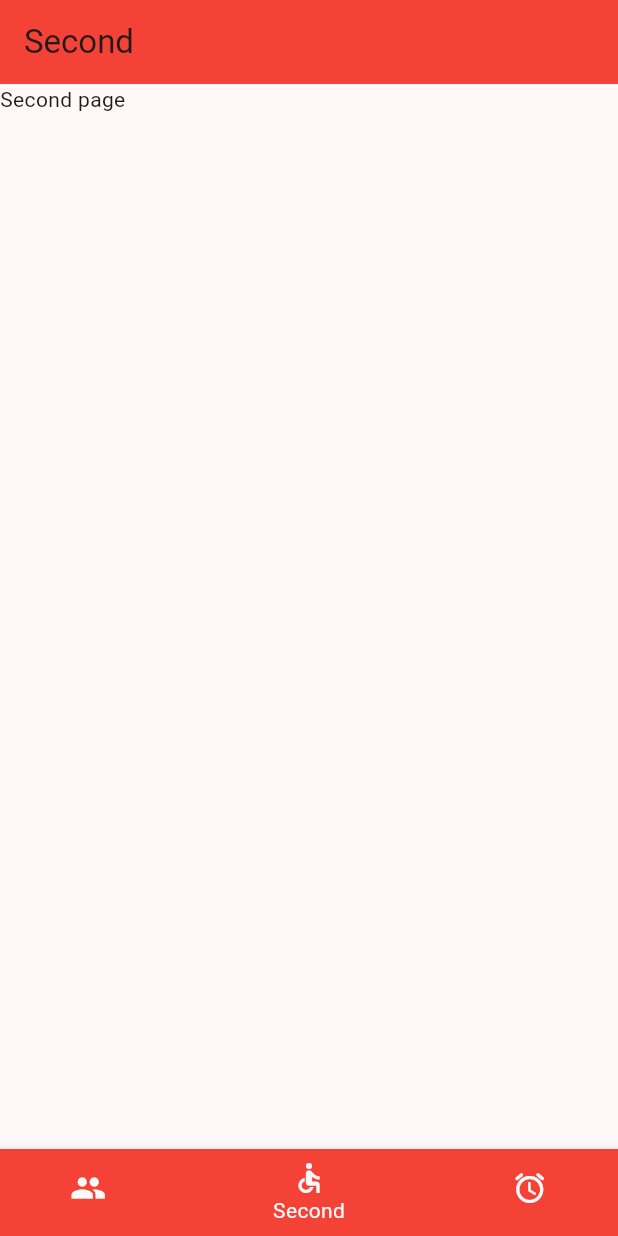
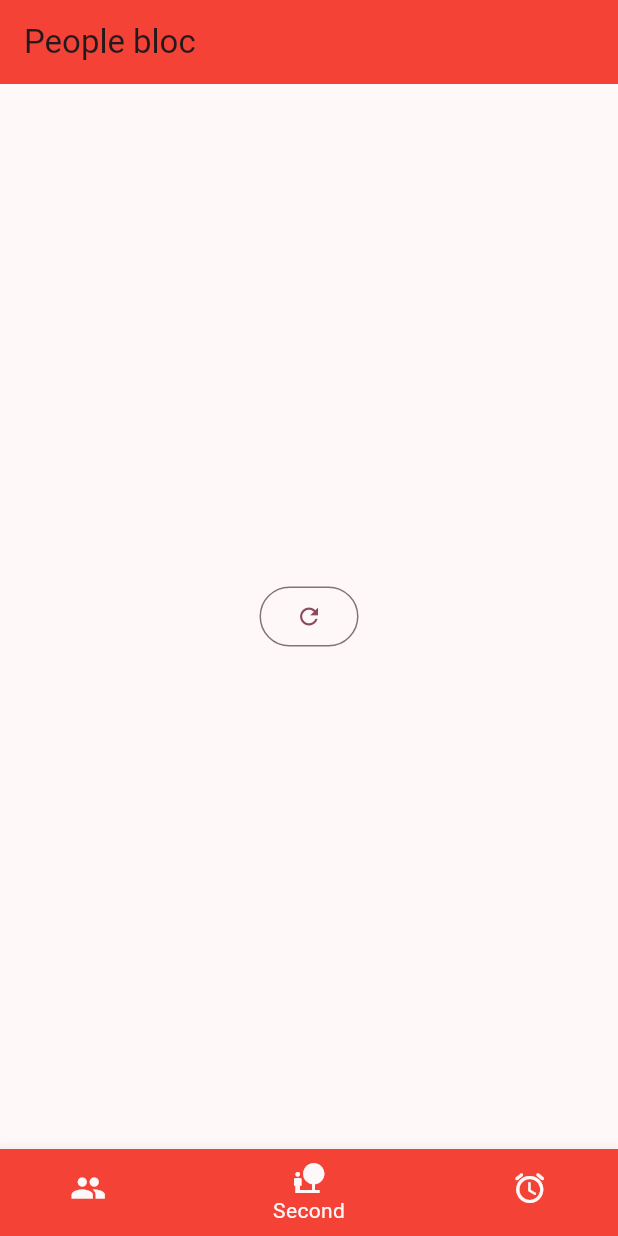
Before and after one commit to theShus/Learning_Flutter, a Flutter app: the screen it shows after launch, item 2 of the bottom bar chosen, on a phone screen of 412 x 824 dp. Run offline on Flutter 3.47's test engine with Material 2 defaults, Android fonts, the phone set to English and light mode, and no system bars; our stand-ins replace dio, equatable, flutter_bloc.

Commit message:
added people list but done with bloc

```diff
--- a/lib/main.dart
+++ b/lib/main.dart
@@ -1,6 +1,6 @@
 import 'package:flutter/material.dart';
 import 'package:learning_demo/pages/navigator/navigator_people.dart';
-import 'package:learning_demo/pages/navigator/navigator_second.dart';
+import 'package:learning_demo/pages/navigator/navigator_people_bloc.dart';
 import 'package:learning_demo/pages/navigator/navigator_third.dart';
 
 void main() {
@@ -37,7 +37,7 @@ class _NavigatorState extends State<MyAppNavigator> {
             children: screens,
           ),
           bottomNavigationBar: BottomNavigationBar(
-            type: BottomNavigationBarType.shifting,
+            type: BottomNavigationBarType.shifting, //todo stavi da je fixed ali da menja boju
             //ako bude default ili static mozes da stavis global background color
             items: const [
               BottomNavigationBarItem(
@@ -46,7 +46,7 @@ class _NavigatorState extends State<MyAppNavigator> {
                   backgroundColor: Colors.blue),
               BottomNavigationBarItem(
                   label: "Second",
-                  icon: Icon(Icons.accessible),
+                  icon: Icon(Icons.nature_people),
                   backgroundColor: Colors.red),
               BottomNavigationBarItem(
                   label: "Third",
--- a/lib/pages/navigator/navigator_people.dart
+++ b/lib/pages/navigator/navigator_people.dart
@@ -1,6 +1,6 @@
 import 'package:flutter/material.dart';
 import 'package:learning_demo/rest_client.dart';
-import 'package:learning_demo/recyclerItems/person_item.dart';
+import 'package:learning_demo/recycler_items/person_item.dart';
 
 import '../../models/person.dart';
 
@@ -33,7 +33,7 @@ class _PeoplePageState extends State<PeoplePage> {
   Widget build(BuildContext context) {
     return Scaffold(
         appBar: AppBar(
-          title: const Text("People list"),
+          title: const Text("People regular"),
           backgroundColor: Colors.blue,
         ),
         body: _people.length > 0
@@ -43,11 +43,11 @@ class _PeoplePageState extends State<PeoplePage> {
             : Center(
                 child: _loading
                     ? CircularProgressIndicator()
-                    : ElevatedButton(
+                    : OutlinedButton(
                         onPressed: () { //if I would put onPressed: _initPeople  that would bind the function to the click
                           _initPeople(); //and instead here we are calling the function
                         },
-                        child: Icon(Icons.downloading)),
+                        child: Icon(Icons.refresh)),
               ),
         floatingActionButton: FloatingActionButton(
           onPressed: () => print("!"),
--- /dev/null
+++ b/lib/pages/navigator/navigator_people_bloc.dart
@@ -0,0 +1,24 @@
+import 'package:flutter/material.dart';
+import 'package:flutter_bloc/flutter_bloc.dart';
+import 'package:learning_demo/pages/people_bloc/components/people_page_bloc.dart';
+import 'package:learning_demo/pages/people_bloc/people_page.dart';
+import 'package:learning_demo/rest_client.dart';
+
+
+class SecondPage extends StatelessWidget{
+
+  @override
+  Widget build(BuildContext context) {
+    return Scaffold(
+      appBar: AppBar(
+        title: const Text("People bloc"),
+        backgroundColor: Colors.red,
+      ),
+      body: BlocProvider<PeoplePageBloc>( //Bloc provider ce da supply-uje okruzenje za bloc, dok u PeoplePageNew stavimo BlocBuilder
+        create: (context) => PeoplePageBloc(client: RestClient()),
+        child: PeoplePageNew(),
+      )
+    );
+  }
+
+}
--- a/lib/pages/navigator/navigator_second.dart
+++ /dev/null
@@ -1,17 +0,0 @@
-import 'package:flutter/material.dart';
-
-
-class SecondPage extends StatelessWidget{
-
-  @override
-  Widget build(BuildContext context) {
-    return Scaffold(
-      appBar: AppBar(
-        title: const Text("Second"),
-        backgroundColor: Colors.red,
-      ),
-      body: Text("Second page"),
-    );
-  }
-
-}
--- a/lib/pages/navigator/navigator_third.dart
+++ b/lib/pages/navigator/navigator_third.dart
@@ -11,4 +11,6 @@ class ThirdPage extends StatelessWidget{
         body: Text("Third page"));
   }
 
+  //todo postavi MVC za mozda note keeping ili tasks
+
 }
--- /dev/null
+++ b/lib/pages/people_bloc/components/people_page_bloc.dart
@@ -0,0 +1,18 @@
+import 'package:flutter_bloc/flutter_bloc.dart';
+import 'package:learning_demo/pages/people_bloc/components/people_page_event.dart';
+import 'package:learning_demo/pages/people_bloc/components/pople_page_state.dart';
+import '../../../rest_client.dart';
+
+class PeoplePageBloc extends Bloc<PeoplePageEvent, PeoplePageState>{
+
+  final RestClient client;
+
+  PeoplePageBloc({required this.client}): super(PeoplePageInitial()){
+    on((event, emit) async {
+      emit(PeoplePageLoading());
+      final peopleList = await client.getPeople(25);
+      emit(PeoplePageLoaded(people: peopleList));
+    });
+  }
+
+}
--- /dev/null
+++ b/lib/pages/people_bloc/components/people_page_event.dart
@@ -0,0 +1,10 @@
+import 'package:equatable/equatable.dart';
+
+abstract class PeoplePageEvent extends Equatable{//Equatable sluzi da optimalnije proverava == , tako da ne moramo mi da pravimo logiku i brze je
+  const PeoplePageEvent();
+
+  @override
+  List<Object> get props => [];//ovde se kaze sta ce da Equatable proverava kada se pozove ==, trenutno u [] ne proverava nista, ali u people page state ima primer sa
+}
+
+class PeoplePageLoadEvent extends PeoplePageEvent {}
--- /dev/null
+++ b/lib/pages/people_bloc/components/pople_page_state.dart
@@ -0,0 +1,24 @@
+import 'package:equatable/equatable.dart';
+
+import '../../../models/person.dart';
+
+abstract class PeoplePageState extends Equatable {
+  const PeoplePageState();
+
+  @override
+  List<Object> get props => [];
+}
+
+class PeoplePageInitial extends PeoplePageState {}
+
+class PeoplePageLoading extends PeoplePageState {}
+
+class PeoplePageLoaded extends PeoplePageState {
+
+  final List<Person> people;
+
+  PeoplePageLoaded({required this.people});
+
+  @override
+  List<Object> get props => [people];//ovde je definisana equitable funkcija, tj sta se proverava (proverava poredjenja people liste)
+}
--- /dev/null
+++ b/lib/pages/people_bloc/people_page.dart
@@ -0,0 +1,33 @@
+import 'package:flutter/material.dart';
+import 'package:flutter_bloc/flutter_bloc.dart';
+import 'package:learning_demo/pages/people_bloc/components/people_page_bloc.dart';
+import 'package:learning_demo/pages/people_bloc/components/people_page_event.dart';
+import 'package:learning_demo/pages/people_bloc/components/pople_page_state.dart';
+import 'package:learning_demo/recycler_items/person_item.dart';
+
+class PeoplePageNew extends StatelessWidget {
+  @override
+  Widget build(BuildContext context) {
+    return Scaffold(
+      body: BlocBuilder<PeoplePageBloc, PeoplePageState>(
+        builder: (BuildContext context, state) {
+          if (state is PeoplePageLoading)
+            return Center(
+              child: CircularProgressIndicator(),
+            );
+          else if (state is PeoplePageLoaded)
+            return ListView(
+              children: state.people.map((person) => PersonItem(person: person)).toList(),
+            );
+          else
+            return Center(
+              child: OutlinedButton(
+                child: Icon(Icons.refresh),
+                onPressed: () => context.read<PeoplePageBloc>().add(PeoplePageLoadEvent()), //context.read<CounterBloc>().add(NumberDecreaseEvent()); jos jedan primer
+              ),
+            );
+        },
+      ),
+    );
+  }
+}
--- a/lib/recyclerItems/person_item.dart
+++ b/lib/recycler_items/person_item.dart
@@ -6,11 +6,13 @@ class PersonItem extends StatelessWidget {
   final Person person;
   // Image profileImage;
 
+  /* IMPORTANT CONSTRUCTOR KNOWLEDGE
+  // Consts(item1, [item2]) - [] znaci da je item2 opcioni i ne mora da se prosledi pri keraciji
+  // Consts(item1, {item2}) - {} znaci da je item2 opcioni I TAKODJE ako se prosledi mora da mu se prosledi ime new const(X, item2: Y)
+   */
   PersonItem({Key? key, required this.person}):
         // profileImage = Image.network(person.imageUrl),
         super(key: key);
-
-  //todo saznaj zasto ako postavim {} ispod konstruktora idalje racuna kao da profileImage nije tu inicijalizovan nego se buni
 
   //Originally was InkWell with the ListTile inside, think this is redundant and can be just ListItem
   //InkWell is used when you want an interactive area (button, list item, card...)
--- a/pubspec.yaml
+++ b/pubspec.yaml
@@ -34,8 +34,8 @@ dependencies:
   dio: ^4.0.0
   intl: ^0.17.0
   url_launcher: ^6.0.0
-#  flutter_bloc: ^8.0.1
-#  equatable: ^2.0.3
+  flutter_bloc: ^8.0.1
+  equatable: ^2.0.3
 
   # The following adds the Cupertino Icons font to your application.
   # Use with the CupertinoIcons class for iOS style icons.
```
Also changed, not shown: pubspec.lock.
